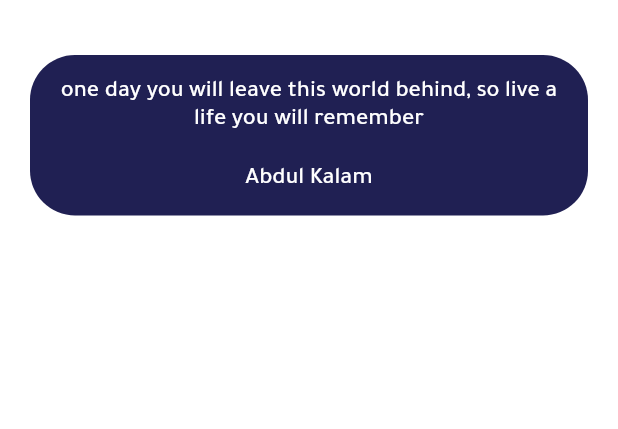
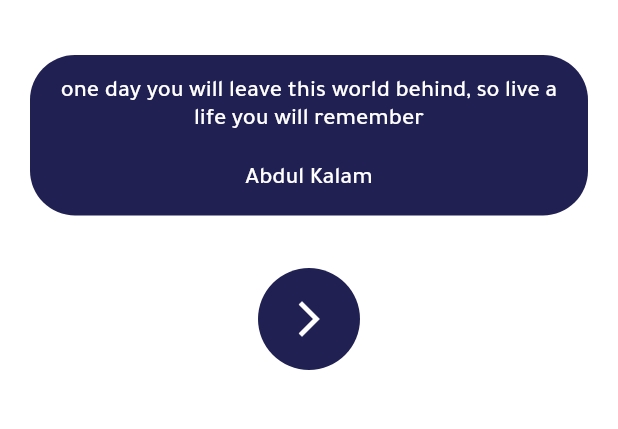
Before and after one commit to mohamed-yamani/quotes-application, a Flutter app: the screen it shows after launch, on a phone screen of 412 x 824 dp, the part 59-488 px from its top. Run offline on Flutter 3.47's test engine with Material 2 defaults, Android fonts, the phone set to English and light mode, and no system bars; our stand-ins replace bloc, equatable, fluttertoast.

```diff
--- a/lib/features/random_quote/presentation/screens/quote_screen.dart
+++ b/lib/features/random_quote/presentation/screens/quote_screen.dart
@@ -1,5 +1,6 @@
 import 'package:flutter/material.dart';
 import 'package:test/config/routes/app_routes.dart';
+import 'package:test/core/utils/app_colors.dart';
 import 'package:test/core/utils/app_strings.dart';
 import 'package:test/core/utils/assets_manager.dart';
 import 'package:test/core/utils/constants.dart';
@@ -16,7 +17,22 @@ class QuoteScreen extends StatefulWidget {
 class _QuoteScreenState extends State<QuoteScreen> {
   Widget _buildBodyContent() {
     return Column(
-      children: const [QuoteContent()],
+      children: [
+        const QuoteContent(),
+        Container(
+          margin: const EdgeInsets.symmetric(vertical: 15),
+          padding: const EdgeInsets.all(10),
+          decoration: BoxDecoration(
+              shape: BoxShape.circle, color: AppColors.primaryColor),
+          child: IconButton(
+            onPressed: () {
+              // next quote
+            },
+            icon: const Icon(Icons.arrow_forward_ios,
+                size: 28, color: Colors.white),
+          ),
+        )
+      ],
     );
   }
 
--- a/pubspec.yaml
+++ b/pubspec.yaml
@@ -30,6 +30,7 @@ environment:
 dependencies:
   bloc: ^8.1.0
   cupertino_icons: ^1.0.2
+  dartz: ^0.10.1
   equatable: ^2.0.5
   flutter:
     sdk: flutter
```
Also changed, not shown: lib/features/favourite_quote/domain/entities/quote.dart (added, +18 -0 lines), lib/features/favourite_quote/domain/usecases/get_quote_usecase.dart (added, +7 -0 lines), pubspec.lock.
